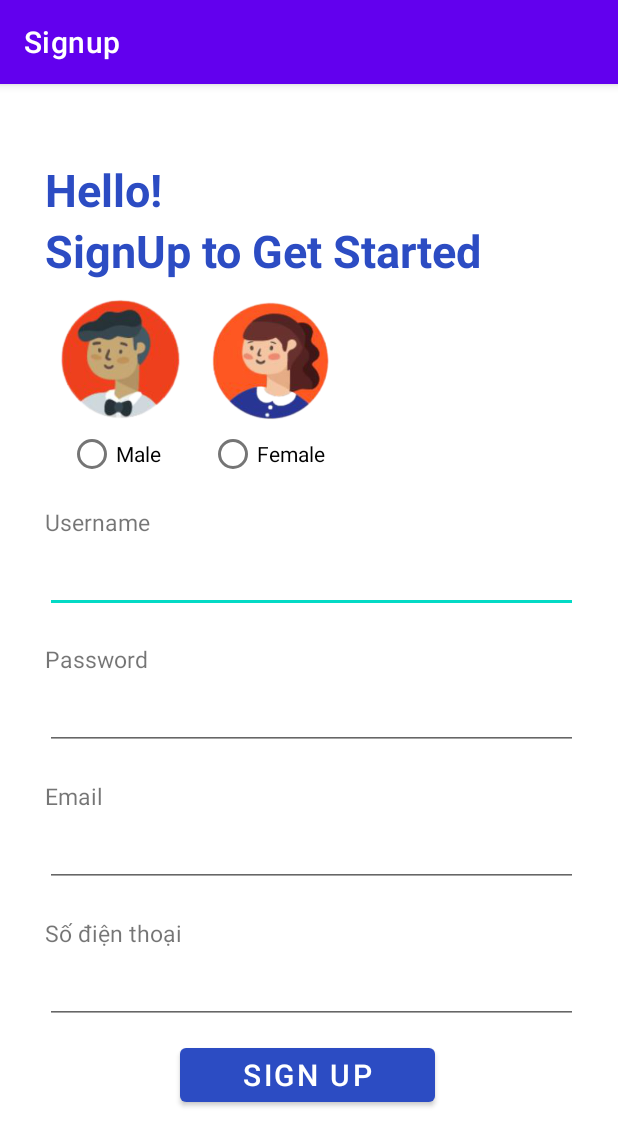
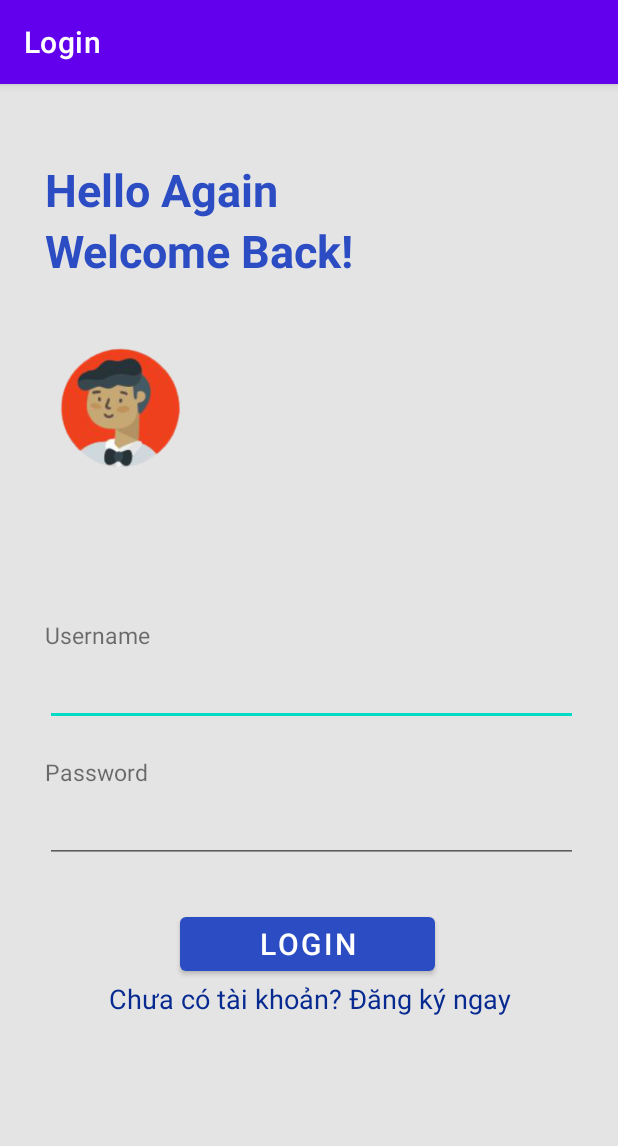
Before and after one commit to leehari-ute/AppTangQua, an Android app: the screen it shows after launch (Signup_form before the commit, Login_form after it), on a phone screen of 412 x 824 dp. Shown: the top 1146 px of the screen. Run offline under Robolectric (Android 15) with nearby library versions, the phone set to English and light mode, and no system bars.

Commit message:
[Quynh: Login form]

```diff
--- a/Android_Project_CNPM/app/src/main/AndroidManifest.xml
+++ b/Android_Project_CNPM/app/src/main/AndroidManifest.xml
@@ -9,9 +9,9 @@
         android:roundIcon="@mipmap/ic_launcher_round"
         android:supportsRtl="true"
         android:theme="@style/Theme.App_QuaTang">
-        <activity android:name=".Login_form"></activity>
+        <activity android:name=".Signup_form"></activity>
         <activity android:name=".MainActivity" />
-        <activity android:name=".Signup_form">
+        <activity android:name=".Login_form">
             <intent-filter>
                 <action android:name="android.intent.action.MAIN" />
 
--- a/Android_Project_CNPM/app/src/main/java/com/example/app_quatang/Login_form.java
+++ b/Android_Project_CNPM/app/src/main/java/com/example/app_quatang/Login_form.java
@@ -5,17 +5,31 @@ import androidx.appcompat.app.AppCompatActivity;
 import android.content.Intent;
 import android.os.Bundle;
 import android.view.View;
+import android.widget.TextView;
 
 public class Login_form extends AppCompatActivity {
+
+    TextView txtviewDKN;
 
     @Override
     protected void onCreate(Bundle savedInstanceState) {
         super.onCreate(savedInstanceState);
         setContentView(R.layout.activity_login_form);
         getSupportActionBar().setTitle("Login");
+        Init();
+
+        txtviewDKN.setOnClickListener(new View.OnClickListener() {
+            @Override
+            public void onClick(View v) {
+                Intent intent = new Intent(getApplicationContext(),Signup_form.class);
+                startActivity(intent);
+            }
+        });
+
+
     }
 
-    public void btn_signup(View view) {
-        startActivity(new Intent(getApplicationContext(),Signup_form.class)) ;
+    private void Init(){
+        txtviewDKN = findViewById(R.id.textViewDKN);
     }
 }
--- /dev/null
+++ b/Android_Project_CNPM/app/src/main/res/drawable/border.xml
@@ -0,0 +1,6 @@
+<?xml version="1.0" encoding="utf-8"?>
+<shape xmlns:android="http://schemas.android.com/apk/res/android" android:shape="rectangle" >
+    <solid android:color="@android:color/white" />
+    <stroke android:width="1dip" android:color="#4fa5d5"/>
+    <padding android:bottom="10dp" android:left="10dp" android:right="10dp" android:top="10dp"/>
+</shape>
--- a/Android_Project_CNPM/app/src/main/res/layout/activity_login_form.xml
+++ b/Android_Project_CNPM/app/src/main/res/layout/activity_login_form.xml
@@ -1,69 +1,116 @@
 <?xml version="1.0" encoding="utf-8"?>
-<LinearLayout xmlns:android="http://schemas.android.com/apk/res/android"
+<androidx.constraintlayout.widget.ConstraintLayout
+    xmlns:android="http://schemas.android.com/apk/res/android"
     xmlns:app="http://schemas.android.com/apk/res-auto"
     xmlns:tools="http://schemas.android.com/tools"
-    android:layout_width="match_parent"
     android:layout_height="match_parent"
-    android:padding="20dp"
-    android:orientation="vertical"
-    tools:context=".Login_form">
-    <ImageView
-        android:src="@drawable/login"
+    android:layout_width="match_parent">
+
+    <LinearLayout
+        android:background="#4DA5A5A5"
         android:layout_width="match_parent"
-        android:layout_height="250dp"/>
-    <com.google.android.material.textfield.TextInputLayout
-        android:layout_width="match_parent"
-        android:layout_height="wrap_content"
-        android:focusable="true"
-        android:focusableInTouchMode="true"
-        android:textColorHint="#AE190E"
+        android:layout_height="match_parent"
+        android:orientation="vertical"
+        app:layout_constraintBottom_toBottomOf="parent"
+        app:layout_constraintEnd_toEndOf="parent"
+        app:layout_constraintHorizontal_bias="0.454"
+        app:layout_constraintStart_toStartOf="parent"
+        app:layout_constraintTop_toTopOf="parent"
+        tools:ignore="MissingConstraints">
 
-        >
+
+        <TextView
+            android:layout_width="wrap_content"
+            android:layout_height="wrap_content"
+            android:layout_marginLeft="30dp"
+            android:layout_marginTop="50dp"
+            android:text="Hello Again "
+            android:textAlignment="viewStart"
+            android:textColor="#2C4CC3"
+            android:textSize="30sp"
+            android:textStyle="bold" />
+
+
+        <TextView
+            android:layout_width="wrap_content"
+            android:layout_height="wrap_content"
+            android:layout_marginLeft="30dp"
+            android:text="Welcome Back!"
+            android:textAlignment="viewStart"
+            android:textColor="#2C4CC3"
+            android:textSize="30sp"
+            android:textStyle="bold" />
+
+        <LinearLayout
+            android:layout_width="match_parent"
+            android:layout_height="145dp"
+            android:orientation="horizontal">
+
+            <ImageView
+                android:layout_width="100dp"
+                android:layout_height="match_parent"
+                android:layout_marginLeft="30dp"
+                android:layout_marginTop="30dp"
+                android:src="@drawable/avaboy" />
+
+
+        </LinearLayout>
+
+        <TextView
+            android:id="@+id/textViewUser"
+            android:layout_width="355dp"
+            android:layout_height="wrap_content"
+            android:layout_marginLeft="30dp"
+            android:layout_marginTop="80dp"
+            android:text="Username"
+            android:textSize="15sp" />
+
         <EditText
+            android:id="@+id/edtUser"
+            android:layout_width="355dp"
+            android:layout_height="50dp"
+            android:layout_marginLeft="30dp"
+            android:textSize="20sp"
+            android:ems="10"
+            android:inputType="textPersonName" />
+
+        <TextView
+            android:id="@+id/textViewPassword"
+            android:layout_width="355dp"
+            android:layout_height="wrap_content"
+            android:layout_marginLeft="30dp"
+            android:layout_marginTop="20dp"
+            android:text="Password"
+            android:textSize="15sp" />
+
+        <EditText
+            android:id="@+id/edtPassword"
+            android:layout_width="355dp"
+            android:layout_height="50dp"
+            android:layout_marginLeft="30dp"
+            android:ems="10"
+            android:inputType="textPassword"
+            android:textSize="20dp" />
+
+        <Button
+            android:id="@+id/btnSignUp"
+            android:layout_width="170dp"
+            android:layout_height="wrap_content"
+            android:layout_marginLeft="120dp"
+            android:layout_marginTop="30dp"
+            android:text="Login"
+            android:textSize="20sp"
+            app:backgroundTint="#2C4CC3"
+            app:backgroundTintMode="screen" />
+
+        <TextView
+            android:id="@+id/textViewDKN"
             android:layout_width="match_parent"
             android:layout_height="wrap_content"
-            android:hint="Username"
-            android:ems="10"
-            android:inputType="text"
-            android:textSize="22sp"
+            android:gravity="center"
+            android:text="Chưa có tài khoản? Đăng ký ngay"
+            android:textColor="#072A91"
+            android:textSize="18sp" />
 
-            />
-    </com.google.android.material.textfield.TextInputLayout>
-
-    <com.google.android.material.textfield.TextInputLayout
-        android:layout_width="match_parent"
-        android:layout_height="wrap_content"
-        android:focusable="true"
-        android:focusableInTouchMode="true"
-        android:textColorHint="#AE190E"
-
-        >
-        <EditText
-            android:layout_width="match_parent"
-            android:layout_height="wrap_content"
-            android:hint="Password"
-            android:ems="10"
-            android:inputType="textPassword"
-            android:textSize="22sp"
-
-            />
-    </com.google.android.material.textfield.TextInputLayout>
-    <Button
-        android:layout_width="match_parent"
-        android:layout_height="wrap_content"
-        android:layout_marginTop="15dp"
-        android:text="Login"
-        android:textSize="20sp"
-
-        android:background="@drawable/button_rounded"
-        />
-    <Button
-        android:layout_width="match_parent"
-        android:layout_height="wrap_content"
-        android:layout_marginTop="15dp"
-        android:text="Register"
-        android:textSize="20sp"
-        android:onClick="btn_signup"
-        android:background="@drawable/button_rounded"
-         />
-</LinearLayout>
+    </LinearLayout>
+</androidx.constraintlayout.widget.ConstraintLayout>
--- /dev/null
+++ b/Android_Project_CNPM/app/src/main/res/layout/activity_products_form.xml
@@ -0,0 +1,6 @@
+<?xml version="1.0" encoding="utf-8"?>
+<androidx.constraintlayout.widget.ConstraintLayout
+    xmlns:android="http://schemas.android.com/apk/res/android" android:layout_width="match_parent"
+    android:layout_height="match_parent">
+
+</androidx.constraintlayout.widget.ConstraintLayout>
--- a/Android_Project_CNPM/app/src/main/res/layout/activity_signup_form.xml
+++ b/Android_Project_CNPM/app/src/main/res/layout/activity_signup_form.xml
@@ -7,7 +7,7 @@
     android:layout_width="match_parent">
 
     <LinearLayout
-
+        android:background="#4DA5A5A5"
         android:layout_width="match_parent"
         android:layout_height="match_parent"
         android:orientation="vertical"
@@ -101,6 +101,7 @@
 
         <EditText
             android:id="@+id/edtUser"
+            android:background="@drawable/border"
             android:layout_width="355dp"
             android:layout_height="50dp"
             android:layout_marginLeft="30dp"
@@ -119,6 +120,7 @@
 
         <EditText
             android:id="@+id/edtPassword"
+            android:background="@drawable/border"
             android:layout_width="355dp"
             android:layout_height="50dp"
             android:layout_marginLeft="30dp"
@@ -137,6 +139,7 @@
 
         <EditText
             android:id="@+id/edtEmail"
+            android:background="@drawable/border"
             android:layout_width="355dp"
             android:layout_height="50dp"
             android:layout_marginLeft="30dp"
@@ -155,6 +158,7 @@
 
         <EditText
             android:id="@+id/edtSdt"
+            android:background="@drawable/border"
             android:layout_width="355dp"
             android:layout_height="50dp"
             android:layout_marginLeft="30dp"
```
Also changed, not shown: Android_Project_CNPM/app/src/main/java/com/example/app_quatang/Products_form.java (added, +14 -0 lines), Android_Project_CNPM/app/src/main/res/menu/menu_products.xml (added, +31 -0 lines).
